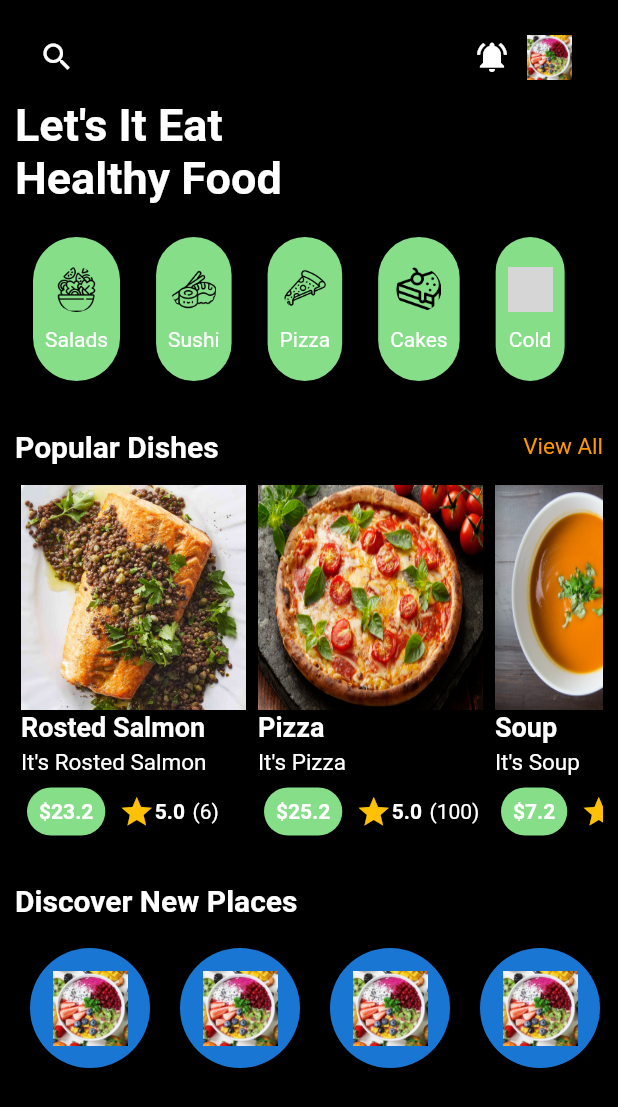
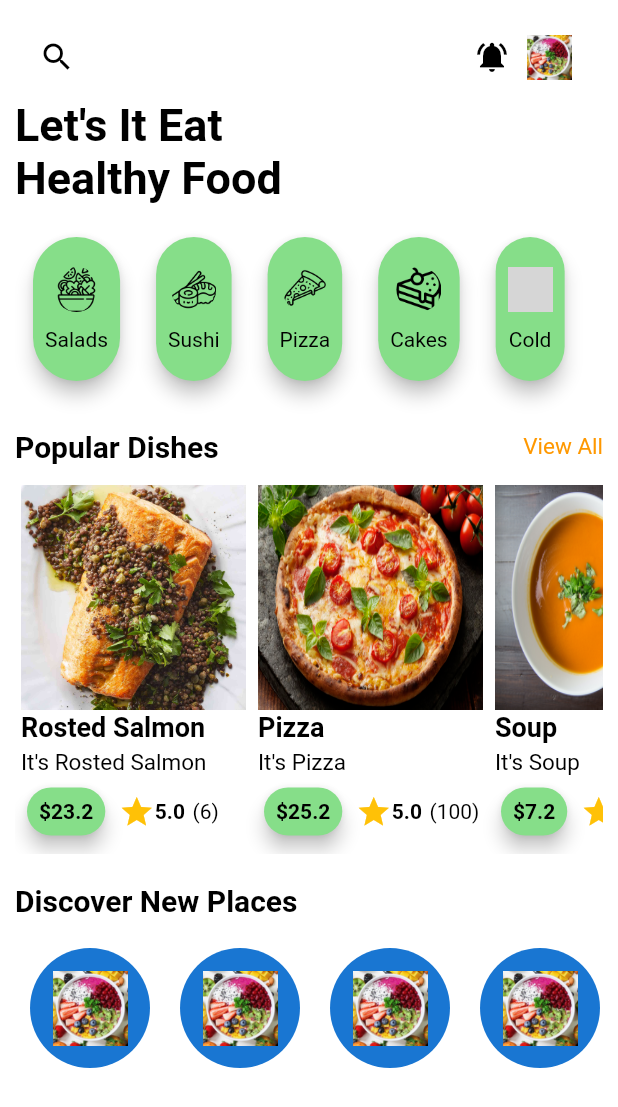
Before and after one commit to kamanidharmik/healthyfoodui, a Flutter app: the screen it shows after launch, on a phone screen of 412 x 824 dp. Shown: the top 1107 px of the screen. Run offline on Flutter 3.47's test engine with Material 2 defaults, Android fonts, the phone set to English and light mode, and no system bars; our stand-ins replace get; grey boxes are pictures that could not be loaded.

Commit message:
With Light And Dark Mode

```diff
--- a/lib/thems.dart
+++ b/lib/thems.dart
@@ -2,15 +2,25 @@ import 'package:flutter/material.dart';
 
 class Themes {
   static final light = ThemeData.light().copyWith(
-      backgroundColor: Colors.black,
+      backgroundColor: Colors.white,
       bottomAppBarColor: Colors.cyan,
+      primaryColor: Colors.black,
       cardColor: const Color.fromARGB(255, 134, 222, 137),
       buttonTheme: const ButtonThemeData(
         buttonColor: Colors.cyan,
-        // textTheme: ButtonTextTheme.primary,
+        textTheme: ButtonTextTheme.primary,
       ),
-      iconTheme: const IconThemeData(color: Colors.white),
-      textTheme: const TextTheme(bodyText1: TextStyle(color: Colors.black)));
+      iconTheme: const IconThemeData(color: Colors.black),
+      primaryIconTheme: IconThemeData(
+        color: Colors.black,
+      ),
+      textTheme: const TextTheme(
+          bodyText1: TextStyle(color: Colors.black),
+          bodyText2: TextStyle(color: Colors.black),
+          headline1: TextStyle(color: Colors.black),
+          headline2: TextStyle(color: Colors.black))
+      // textTheme: CustomTextTheme.textThemeLight,
+      );
 
   static final dark = ThemeData.dark().copyWith(
       backgroundColor: Colors.black,
--- a/lib/view/home_screen.dart
+++ b/lib/view/home_screen.dart
@@ -33,7 +33,7 @@ class _HomeScreenState extends State<HomeScreen> {
               crossAxisAlignment: CrossAxisAlignment.start,
               children: [
                 ListTile(
-                  leading: const Icon(Icons.search, color: Colors.white),
+                  leading: const Icon(Icons.search, color: Colors.black),
                   trailing: Container(
                     width: 80,
                     child: Row(
@@ -42,7 +42,7 @@ class _HomeScreenState extends State<HomeScreen> {
                           padding: EdgeInsets.all(10.0),
                           child: Icon(
                             Icons.notifications_active,
-                            color: Colors.white,
+                            color: Colors.black,
                           ),
                         ),
                         Padding(
@@ -170,7 +170,7 @@ class _HomeScreenState extends State<HomeScreen> {
                                     String details = procontroller
                                         .productlist[index].productdescription
                                         .toString();
-                                         String price = procontroller
+                                    String price = procontroller
                                         .productlist[index].productprice
                                         .toString();
                                     Navigator.push(
```
